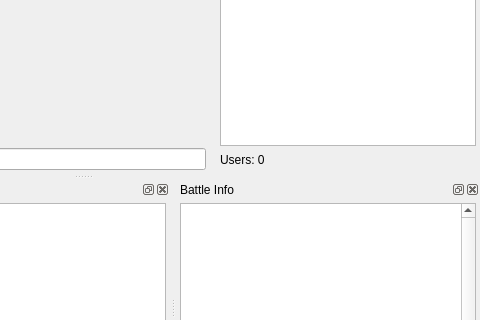
Before: the Qt Designer form ui/MainWidget.ui in tizbac/qtlobby, drawn with Qt 5; both pictures show x 315 to 795 and y 280 to 600 of the 795 by 736 pixel window.
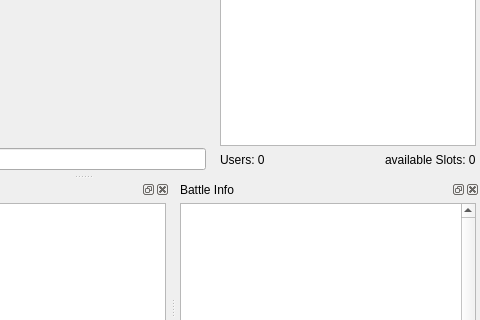
After: the same form once the commit is applied. Icons and pictures are not drawn. Custom widgets are drawn as their Qt base class.

Commit message: added # of available player slots to the user list in the battle tab

Diff of the .ui file:
```diff
--- a/ui/MainWidget.ui
+++ b/ui/MainWidget.ui
@@ -209,6 +209,16 @@
            </property>
           </spacer>
          </item>
+         <item>
+          <widget class="QLabel" name="availableSlots">
+           <property name="toolTip">
+            <string># Users</string>
+           </property>
+           <property name="text">
+            <string>available Slots: 0</string>
+           </property>
+          </widget>
+         </item>
         </layout>
        </item>
       </layout>
```
Left out of the diff: 2 changed lines with no effect on the pictures. The commit also changes 5 other files.
